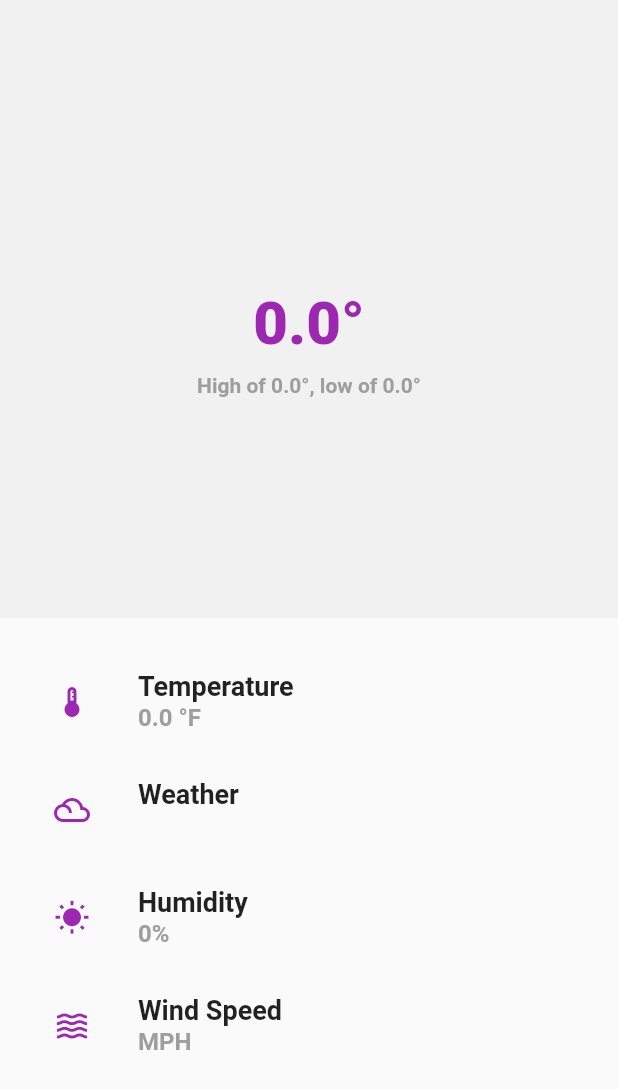
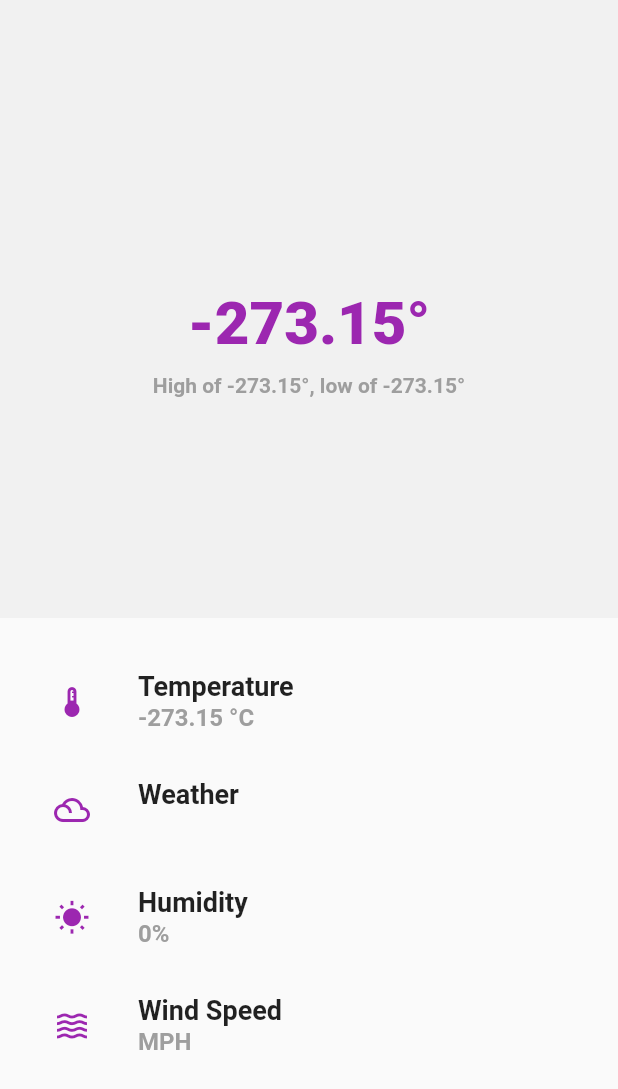
Before and after one commit to Shwe2299/weather_app, a Flutter app: the WeatherView widget shown alone on an empty page, opened directly with empty values, on a phone screen of 412 x 824 dp. Shown: the top 1089 px of the screen. Run offline on Flutter 3.47's test engine with Material 2 defaults, Android fonts, the phone set to English and light mode, and no system bars; network calls fail.

Commit message:
converted from kelvin to celsius

```diff
--- a/lib/pages/weather_home/views/weather_home_view.dart
+++ b/lib/pages/weather_home/views/weather_home_view.dart
@@ -2,6 +2,11 @@ import 'package:flutter/material.dart';
 import 'package:weather_app/global/functions/media_query.dart';
 import 'package:weather_app/global/widgets/weather_tile.dart';
 import 'package:weather_app/services/weather_api/weather_model.dart';
+
+double kToC(double kelValue) {
+  double celVal = (kelValue - 273.15);
+  return celVal;
+}
 
 class WeatherView extends StatelessWidget {
   const WeatherView({
@@ -31,7 +36,7 @@ class WeatherView extends StatelessWidget {
               Padding(
                 padding: EdgeInsets.only(top: 10.0, bottom: 10.0),
                 child: Text(
-                  weatherInfo.temp.toString() + "°",
+                  kToC(weatherInfo.temp).toString() + "°",
                   style: TextStyle(
                       color: Colors.purple,
                       fontSize: 40.0,
@@ -39,7 +44,7 @@ class WeatherView extends StatelessWidget {
                 ),
               ),
               Text(
-                "High of ${weatherInfo.temMax}°, low of ${weatherInfo.temMin}°",
+                "High of ${kToC(weatherInfo.temMax)}°, low of ${kToC(weatherInfo.temMin)}°",
                 style: TextStyle(
                     color: Color(0xff9e9e9e),
                     fontSize: 14.0,
@@ -56,7 +61,7 @@ class WeatherView extends StatelessWidget {
                 WeatherTile(
                   icon: Icons.thermostat_outlined,
                   title: "Temperature",
-                  subtitle: "${weatherInfo.temp} °F",
+                  subtitle: "${kToC(weatherInfo.temp)} °C",
                 ),
                 WeatherTile(
                   icon: Icons.filter_drama_outlined,
```
Also changed, not shown: 5 other files.
